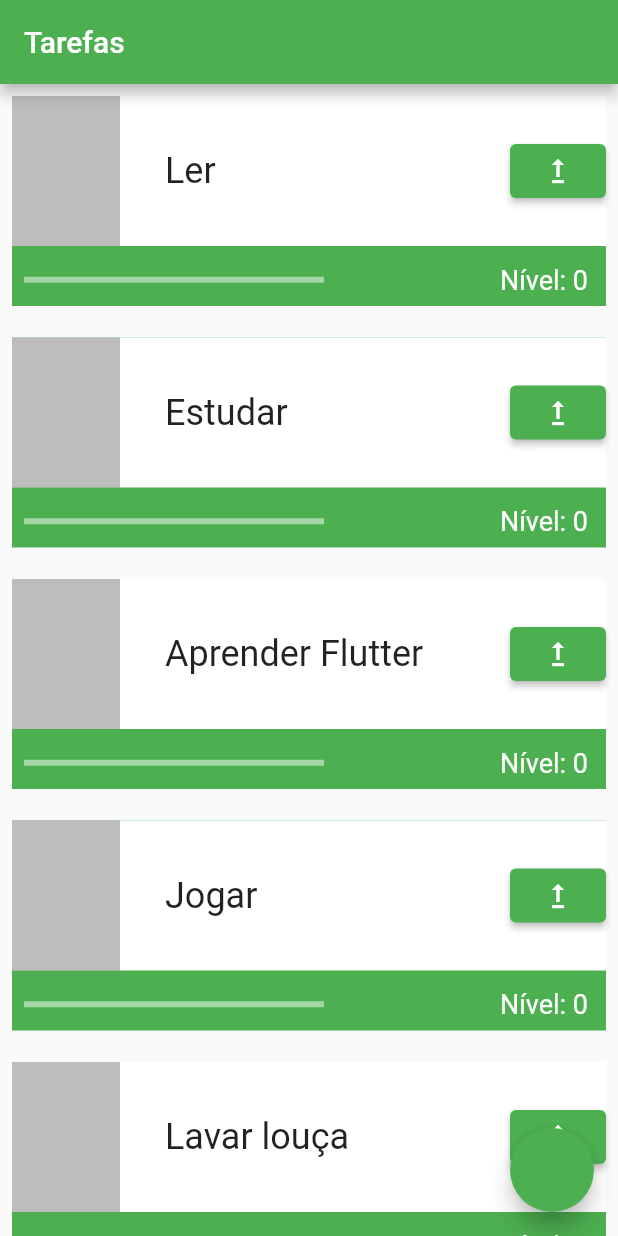
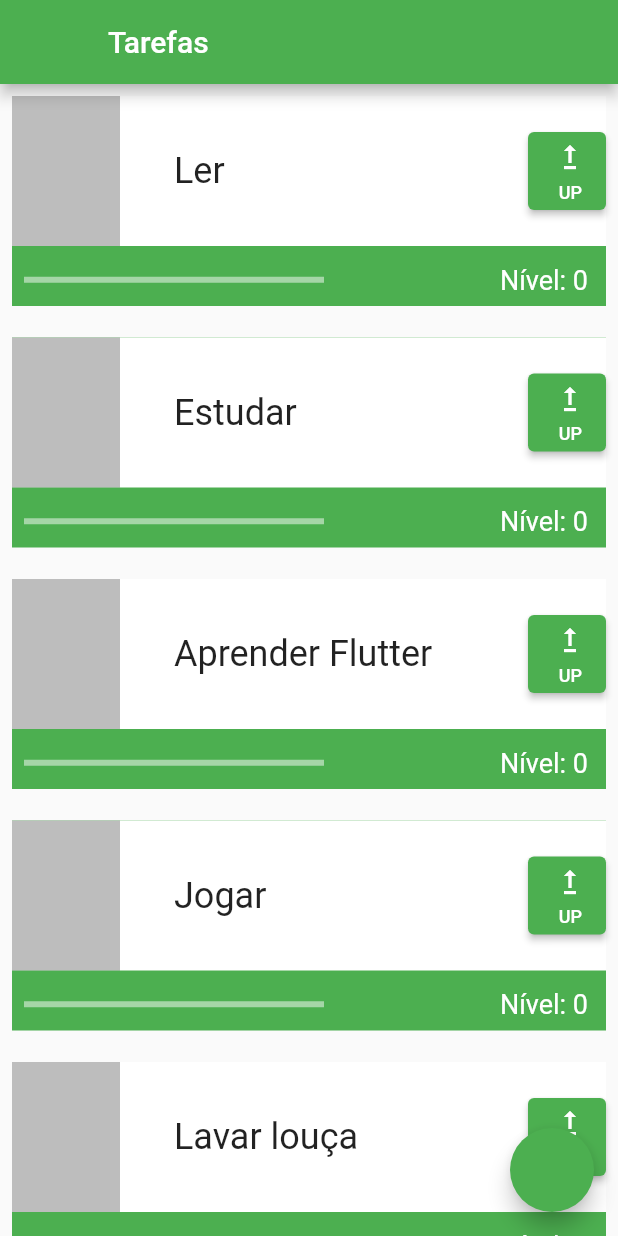
Before and after one commit to SamuelSPrado/aplicativo_de_tarefas_no_Flutter, a Flutter app: the screen it shows after launch, on a phone screen of 412 x 824 dp. Run offline on Flutter 3.47's test engine with Material 2 defaults, Android fonts, the phone set to English and light mode, and no system bars.

Commit message:
Incrementando um Conteiner a barra de aplicativos AppBar

```diff
--- a/lib/main.dart
+++ b/lib/main.dart
@@ -16,6 +16,7 @@
       ),
       home: Scaffold(
         appBar: AppBar(
+          leading: Container(),
           title: Text('Tarefas'),
         ),
         body: ListView(
@@ -75,14 +76,25 @@
                             widget.nome,
                             style: TextStyle(fontSize: 24),
                           )),
-                      ElevatedButton(
+                      Container(
+                        height: 52,
+                        width: 52,
+                        child: ElevatedButton(
                             onPressed: () {
                               setState(() {
                                 nivel++;
                               });
                               print(nivel);
                             },
-                          child: Icon(Icons.upgrade))
+                            child: Column(
+                              mainAxisAlignment: MainAxisAlignment.spaceEvenly,
+                              crossAxisAlignment: CrossAxisAlignment.end,
+                              children: [
+                                Icon(Icons.upgrade),
+                                Text('UP', style: TextStyle(fontSize: 12),),
+                              ],
+                            )),
+                      )
                     ],
                   ),
                 ),
```
Lines whose indentation alone changed are shown as unchanged.
